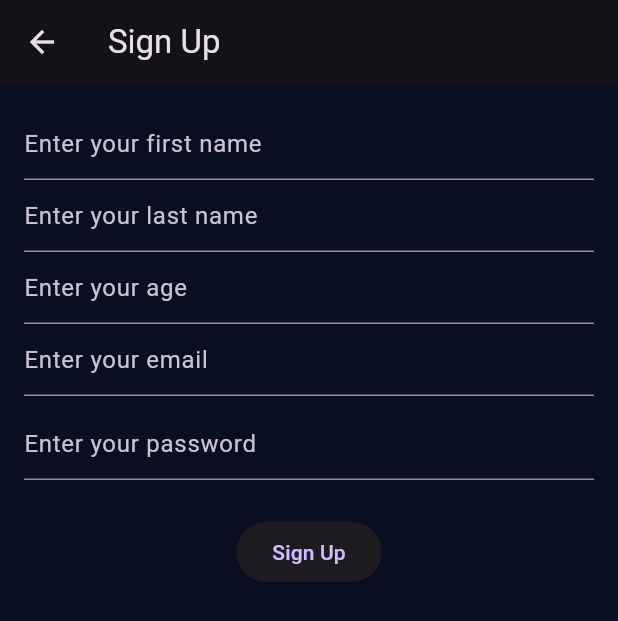
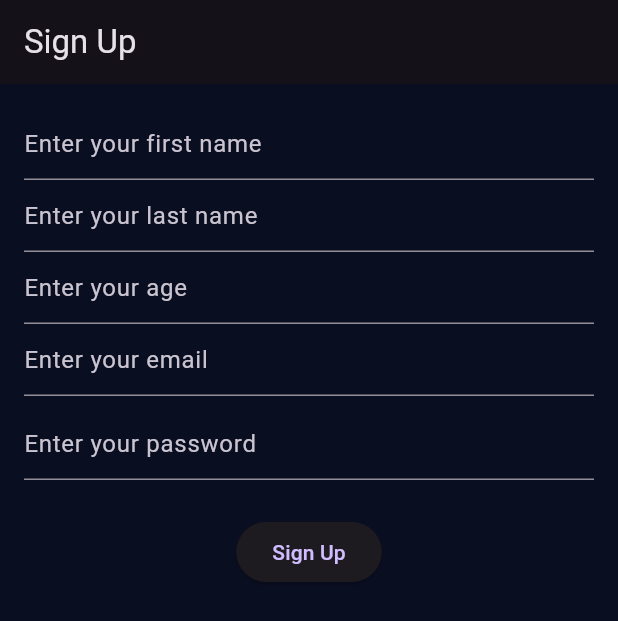
Before and after one commit to Beykn/GuardEye, a Flutter app: the screen it shows after launch, after a tap on "Sign In", after a tap on "Sign Up", on a phone screen of 412 x 824 dp. Shown: the top 621 px of the screen. Run offline on Flutter 3.47's test engine with Material 3 defaults, Android fonts, the light colour scheme and no system bars; our stand-ins replace camera, cloud_firestore, firebase_auth, firebase_core, firebase_storage, font_awesome_flutter and 1 more; missing offline and left inert: tflite_flutter; accounts and stored records are empty.

Commit message:
[UPD] optimize user authentication flow and improve loading state in login page

```diff
--- a/graduation/lib/driver_screens/driver_trips_page.dart
+++ b/graduation/lib/driver_screens/driver_trips_page.dart
@@ -1,5 +1,4 @@
 import 'package:flutter/material.dart';
-import 'package:cloud_firestore/cloud_firestore.dart';
 import 'package:graduation/screens/detection/live_cam.dart';
 import 'package:graduation/services/database.dart';
 
--- a/graduation/lib/driver_screens/userPage.dart
+++ b/graduation/lib/driver_screens/userPage.dart
@@ -8,7 +8,8 @@ import 'package:graduation/driver_screens/detection_details.dart';
 import '../userDetail.dart';
 
 class UserPage extends StatefulWidget {
-  const UserPage({super.key});
+  final String? uid;
+  const UserPage({super.key ,required this.uid});
 
   @override
   State<UserPage> createState() => _UserPageState();
@@ -22,7 +23,7 @@ class _UserPageState extends State<UserPage> {
   @override
   void initState() {
     super.initState();
-    uid = FirebaseAuth.instance.currentUser?.uid ?? '';
+    uid = widget.uid!;
     dbService = UserDatabaseService(uid: uid);
     userDataFuture = dbService.getDriverData();
   }
--- a/graduation/lib/main.dart
+++ b/graduation/lib/main.dart
@@ -29,9 +29,7 @@ class MyApp extends StatelessWidget {
       initialRoute: '/',
       routes: {
         '/': (context) => const LoginPage(),
-        '/user': (context) => const UserPage(),
         '/userList': (context) => const UserListPage(),
-        '/user/detail': (context) => const UserDetail(uid: '',),
         '/admin': (context) => const AdminPage(),
         '/admin/detail': (context) => AdminDetailPage(),
 
--- a/graduation/lib/screens/loginPage.dart
+++ b/graduation/lib/screens/loginPage.dart
@@ -20,6 +20,8 @@ class _LoginPageState extends State<LoginPage> {
   final LocalAuthentication _auth = LocalAuthentication();
   final _formKey = GlobalKey<FormState>();
   final _firebase_auth = AuthService();
+  bool isLoading = false;
+
 
   Future<void> _authenticateWithBiometrics() async {
     bool canCheckBiometrics = await _auth.canCheckBiometrics;
@@ -36,8 +38,8 @@ class _LoginPageState extends State<LoginPage> {
       }
 
       if (isAuthenticated) {
-        Navigator.push(
-            context, MaterialPageRoute(builder: (context) => const UserPage()));
+        Navigator.pushReplacement(
+            context, MaterialPageRoute(builder: (context) => const UserPage(uid: "tempUid")));
       }
     } else {
       ScaffoldMessenger.of(context).showSnackBar(
@@ -46,6 +48,37 @@ class _LoginPageState extends State<LoginPage> {
           backgroundColor: Colors.orange,
         ),
       );
+    }
+  }
+
+  Future<void> _handleLogin() async {
+    if (_formKey.currentState?.validate() ?? false) {
+      setState(() => isLoading = true);
+
+      try {
+        final result = await _firebase_auth.signInWithEmailAndPassword(email, password);
+        if (result != null && result.role == "driver") {
+          Navigator.pushReplacement(
+            context,
+            MaterialPageRoute(builder: (context) => UserPage(uid: result.uid)),
+          );
+        } else if (result != null && result.role == "admin") {
+          Navigator.pushReplacement(
+            context,
+            MaterialPageRoute(builder: (context) => const AdminPage()),
+          );
+        } else {
+          ScaffoldMessenger.of(context).showSnackBar(
+            const SnackBar(content: Text("Login failed, wrong username or password.")),
+          );
+        }
+      } catch (e) {
+        ScaffoldMessenger.of(context).showSnackBar(
+          SnackBar(content: Text("Error: $e")),
+        );
+      } finally {
+        setState(() => isLoading = false);
+      }
     }
   }
 
@@ -132,29 +165,12 @@ class _LoginPageState extends State<LoginPage> {
                 Center(
                   child: SizedBox(
                     width: 400,
-                    child: ElevatedButton(
-                      onPressed: () async {
-                        if (_formKey.currentState?.validate() ?? false) {
-                          dynamic result =
-                          await _firebase_auth.signInWithEmailAndPassword(
-                              email, password);
-                          if (result != null && result.role == "driver") {
-                            Navigator.push(
-                              context,
-                              MaterialPageRoute(
-                                  builder: (context) => const UserPage()),
-                            );
-                          } else if (result != null && result.role == "admin") {
-                            Navigator.push(
-                              context,
-                              MaterialPageRoute(
-                                  builder: (context) => const AdminPage()),
-                            );
-                          }
-                        }
-                      },
+                    child: isLoading
+    ? const Center(child: CircularProgressIndicator())
+    : ElevatedButton(
+        onPressed: _handleLogin,
         style: ElevatedButton.styleFrom(
-                        backgroundColor: Color(0XFF3282B8),
+          backgroundColor: const Color(0XFF3282B8),
           padding: const EdgeInsets.symmetric(vertical: 15),
           shape: RoundedRectangleBorder(
               borderRadius: BorderRadius.circular(8)),
@@ -231,7 +247,7 @@ class _LoginPageState extends State<LoginPage> {
                     width: 280,
                     child: OutlinedButton(
                       onPressed: () {
-                        Navigator.push(
+                        Navigator.pushReplacement(
                           context,
                           MaterialPageRoute(
                               builder: (context) =>  SignUpScreen()),
--- a/graduation/lib/services/admin_database_service.dart
+++ b/graduation/lib/services/admin_database_service.dart
@@ -51,11 +51,7 @@ class AdminDatabaseService {
             .collection('violations')
             .get();
 
-          // print all info
-        snapshot.docs.forEach((doc) {
-          print("Violation ID: ${doc.id}");
-          print("Violation Data: ${doc.data()}");
-        });
+
 
         return snapshot.docs.map((doc) {
           return Violation.fromMap(doc.id, doc.data());
--- a/graduation/lib/services/auth.dart
+++ b/graduation/lib/services/auth.dart
@@ -12,9 +12,9 @@ class AuthService{
   Future<MyUser?> _userFromFirebase(User? user) async {
   if (user != null) {
     _databaseService = UserDatabaseService(uid: user.uid);
-    Driver? driverData = await _databaseService.getDriverData();
-    if (driverData != null) {
-      return MyUser(uid: user.uid, role: driverData.role);
+    String? userRole = await _databaseService.getUserRole();
+    if (userRole != null) {
+      return MyUser(uid: user.uid, role: userRole);
     }
   }
   return null;
```
Also changed, not shown: graduation/lib/services/database.dart (+16 -22 lines), updates.txt (+5 -5 lines). Lines whose indentation alone changed are shown as unchanged.
